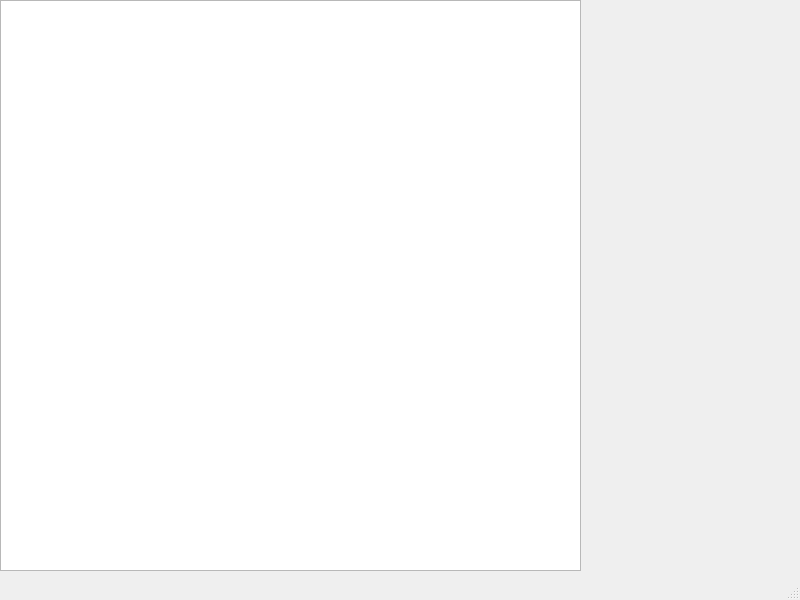
First picture: the form in Weiqi_Platform/Weiqi_Platform/mainwindow.ui, repository SE-Course-Group/Course_project, before the edit.
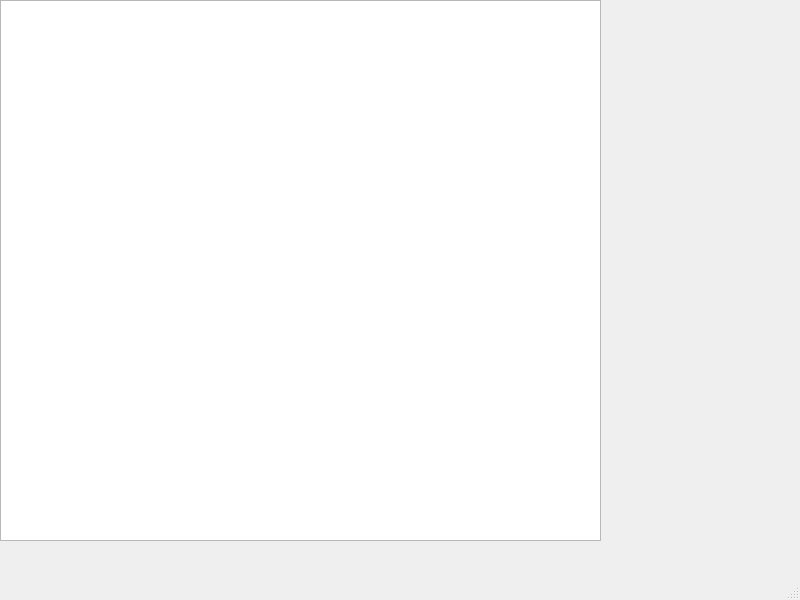
Second picture: the form after the edit. Icons and pictures are not drawn.

```diff
--- a/Weiqi_Platform/Weiqi_Platform/mainwindow.ui
+++ b/Weiqi_Platform/Weiqi_Platform/mainwindow.ui
@@ -19,8 +19,8 @@
      <rect>
       <x>0</x>
       <y>0</y>
-      <width>581</width>
-      <height>571</height>
+      <width>601</width>
+      <height>541</height>
      </rect>
     </property>
     <property name="styleSheet">
```
